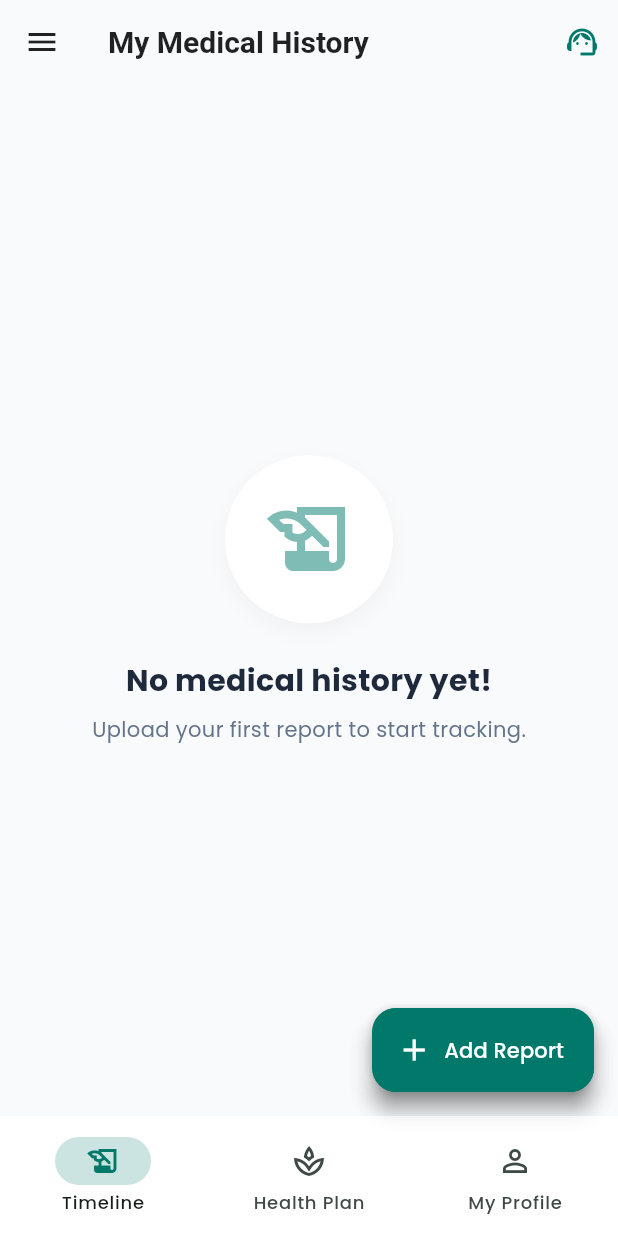
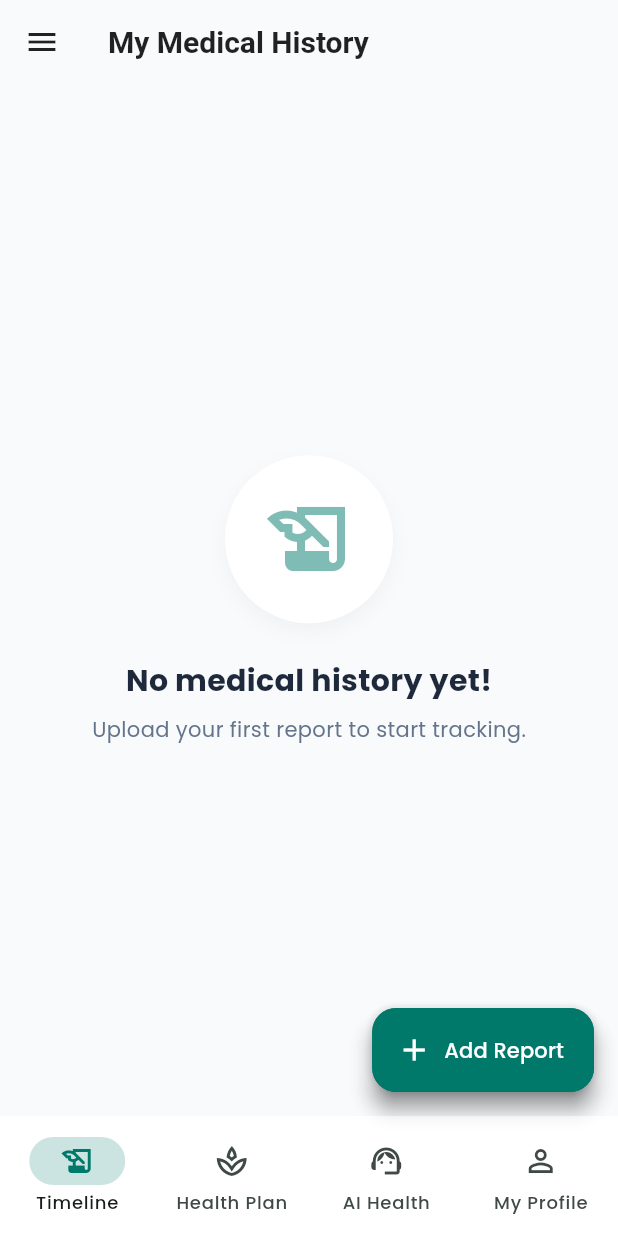
Before and after one commit to SH-Jisan/MXB2026-Dhaka-Syntax_samuraise-HealthSync, a Flutter app: the screen it shows once a user with an empty profile is signed in, on a phone screen of 412 x 824 dp. Run offline on Flutter 3.47's test engine with Material 3 defaults, Android fonts, the light colour scheme and no system bars; our stand-ins replace file_picker, firebase_core, firebase_messaging, flutter_animate, flutter_riverpod, go_router and 7 more; accounts and stored records are empty; network calls fail.

Commit message:
ai health fix

```diff
--- a/app/lib/features/dashboard/pages/citizen_home_page.dart
+++ b/app/lib/features/dashboard/pages/citizen_home_page.dart
@@ -1,18 +1,13 @@
-/// File: lib/features/dashboard/pages/citizen_home_page.dart
-/// Purpose: Main dashboard for Citizen users, showing timeline, stats, and quick actions.
-/// Author: HealthSync Team
-library;
-
 import 'package:flutter/material.dart';
 
 import '../../../core/constants/app_colors.dart';
 import '../../../shared/widgets/side_drawer.dart';
-import '../../../shared/widgets/ai_doctor_button.dart';
 import '../../../l10n/app_localizations.dart';
 
 import '../../timeline/pages/medical_timeline_view.dart';
 import '../../profile/pages/profile_page.dart';
 import '../../health_plan/pages/health_plan_page.dart';
+import '../../ai_doctor/pages/ai_doctor_page.dart';
 import '../../upload/providers/upload_provider.dart';
 import 'package:image_picker/image_picker.dart';
 import 'package:flutter_riverpod/flutter_riverpod.dart';
@@ -32,6 +27,7 @@ class _CitizenHomePageState extends ConsumerState<CitizenHomePage> {
   final List<Widget> _pages = [
     const MedicalTimelineView(),
     const HealthPlanPage(),
+    const AiDoctorPage(),
     const ProfilePage(),
   ];
 
@@ -47,7 +43,6 @@ class _CitizenHomePageState extends ConsumerState<CitizenHomePage> {
       appBar: AppBar(
         title: Text(_getTitle(context, _selectedIndex)),
         centerTitle: false,
-        actions: const [AiDoctorButton()],
       ),
 
       body: IndexedStack(index: _selectedIndex, children: _pages),
@@ -58,8 +53,8 @@ class _CitizenHomePageState extends ConsumerState<CitizenHomePage> {
             setState(() => _selectedIndex = index),
         backgroundColor: isDark ? theme.cardTheme.color : Colors.white,
         indicatorColor: isDark
-            ? AppColors.darkPrimary.withValues(alpha: 0.3)
-            : AppColors.primary.withValues(alpha: 0.2),
+            ? AppColors.darkPrimary.withOpacity(0.3)
+            : AppColors.primary.withOpacity(0.2),
         elevation: 3,
         destinations: [
           NavigationDestination(
@@ -78,6 +73,15 @@ class _CitizenHomePageState extends ConsumerState<CitizenHomePage> {
               color: isDark ? AppColors.darkPrimary : AppColors.primary,
             ),
             label: AppLocalizations.of(context)?.healthPlan ?? 'Health Plan',
+          ),
+
+          NavigationDestination(
+            icon: const Icon(Icons.support_agent_outlined),
+            selectedIcon: Icon(
+              Icons.support_agent,
+              color: isDark ? AppColors.darkPrimary : AppColors.primary,
+            ),
+            label: 'AI Health',
           ),
 
           NavigationDestination(
@@ -177,6 +181,8 @@ class _CitizenHomePageState extends ConsumerState<CitizenHomePage> {
       case 1:
         return AppLocalizations.of(context)?.healthPlan ?? "Health Plan";
       case 2:
+        return "AI Health Assistant";
+      case 3:
         return AppLocalizations.of(context)?.myProfile ?? "My Profile";
       default:
         return "";
```
